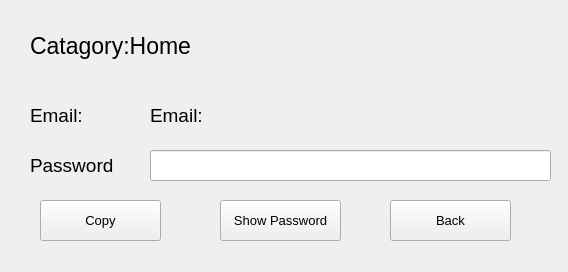
This is styles/Password.ui in mh-Earth/Password-Manager as Qt 5 draws it before an edit. The edited form follows.
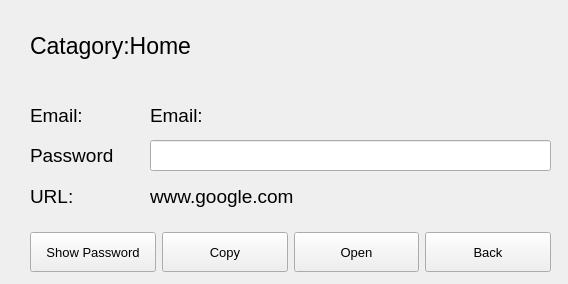
This is the edited form.

```diff
--- a/styles/Password.ui
+++ b/styles/Password.ui
@@ -7,7 +7,7 @@
     <x>0</x>
     <y>0</y>
     <width>568</width>
-    <height>272</height>
+    <height>284</height>
    </rect>
   </property>
   <property name="font">
@@ -59,7 +59,7 @@
     <property name="geometry">
      <rect>
       <x>30</x>
-      <y>150</y>
+      <y>140</y>
       <width>91</width>
       <height>31</height>
      </rect>
@@ -91,60 +91,6 @@
      <string>Email:</string>
     </property>
    </widget>
-   <widget class="QPushButton" name="copy">
-    <property name="geometry">
-     <rect>
-      <x>40</x>
-      <y>200</y>
-      <width>121</width>
-      <height>41</height>
-     </rect>
-    </property>
-    <property name="font">
-     <font>
-      <pointsize>10</pointsize>
-     </font>
-    </property>
-    <property name="text">
-     <string>Copy</string>
-    </property>
-   </widget>
-   <widget class="QPushButton" name="back">
-    <property name="geometry">
-     <rect>
-      <x>390</x>
-      <y>200</y>
-      <width>121</width>
-      <height>41</height>
-     </rect>
-    </property>
-    <property name="font">
-     <font>
-      <pointsize>10</pointsize>
-     </font>
-    </property>
-    <property name="text">
-     <string>Back</string>
-    </property>
-   </widget>
-   <widget class="QPushButton" name="copy_2">
-    <property name="geometry">
-     <rect>
-      <x>220</x>
-      <y>200</y>
-      <width>121</width>
-      <height>41</height>
-     </rect>
-    </property>
-    <property name="font">
-     <font>
-      <pointsize>10</pointsize>
-     </font>
-    </property>
-    <property name="text">
-     <string>Show Password</string>
-    </property>
-   </widget>
    <widget class="QLineEdit" name="lineEdit">
     <property name="enabled">
      <bool>true</bool>
@@ -152,7 +98,7 @@
     <property name="geometry">
      <rect>
       <x>150</x>
-      <y>150</y>
+      <y>140</y>
       <width>401</width>
       <height>31</height>
      </rect>
@@ -169,6 +115,129 @@
      <bool>true</bool>
     </property>
    </widget>
+   <widget class="QWidget" name="horizontalLayoutWidget">
+    <property name="geometry">
+     <rect>
+      <x>30</x>
+      <y>230</y>
+      <width>521</width>
+      <height>44</height>
+     </rect>
+    </property>
+    <layout class="QHBoxLayout" name="horizontalLayout">
+     <property name="leftMargin">
+      <number>0</number>
+     </property>
+     <item>
+      <widget class="QPushButton" name="togglePassword">
+       <property name="minimumSize">
+        <size>
+         <width>0</width>
+         <height>40</height>
+        </size>
+       </property>
+       <property name="font">
+        <font>
+         <pointsize>10</pointsize>
+        </font>
+       </property>
+       <property name="text">
+        <string>Show Password</string>
+       </property>
+      </widget>
+     </item>
+     <item>
+      <widget class="QPushButton" name="copy">
+       <property name="minimumSize">
+        <size>
+         <width>0</width>
+         <height>40</height>
+        </size>
+       </property>
+       <property name="font">
+        <font>
+         <pointsize>10</pointsize>
+        </font>
+       </property>
+       <property name="text">
+        <string>Copy</string>
+       </property>
+      </widget>
+     </item>
+     <item>
+      <widget class="QPushButton" name="openIn">
+       <property name="minimumSize">
+        <size>
+         <width>0</width>
+         <height>40</height>
+        </size>
+       </property>
+       <property name="font">
+        <font>
+         <pointsize>10</pointsize>
+        </font>
+       </property>
+       <property name="text">
+        <string>Open</string>
+       </property>
+      </widget>
+     </item>
+     <item>
+      <widget class="QPushButton" name="back">
+       <property name="minimumSize">
+        <size>
+         <width>0</width>
+         <height>40</height>
+        </size>
+       </property>
+       <property name="font">
+        <font>
+         <pointsize>10</pointsize>
+        </font>
+       </property>
+       <property name="text">
+        <string>Back</string>
+       </property>
+      </widget>
+     </item>
+    </layout>
+   </widget>
+   <widget class="QLabel" name="UrlLabel_2">
+    <property name="geometry">
+     <rect>
+      <x>30</x>
+      <y>181</y>
+      <width>61</width>
+      <height>31</height>
+     </rect>
+    </property>
+    <property name="font">
+     <font>
+      <pointsize>14</pointsize>
+     </font>
+    </property>
+    <property name="text">
+     <string>URL:</string>
+    </property>
+   </widget>
+   <widget class="QLabel" name="Url">
+    <property name="geometry">
+     <rect>
+      <x>150</x>
+      <y>181</y>
+      <width>381</width>
+      <height>31</height>
+     </rect>
+    </property>
+    <property name="font">
+     <font>
+      <pointsize>14</pointsize>
+     </font>
+    </property>
+    <property name="text">
+     <string>www.google.com</string>
+    </property>
+   </widget>
   </widget>
  </widget>
  <resources/>
```
